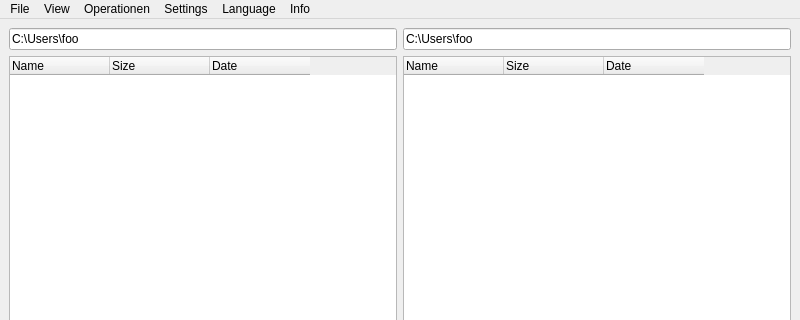
First picture: the form in mainwindow.ui, repository striezel/qt-commander, before the edit; both pictures show x 0 to 800 and y 0 to 320 of the 800 by 600 pixel window.
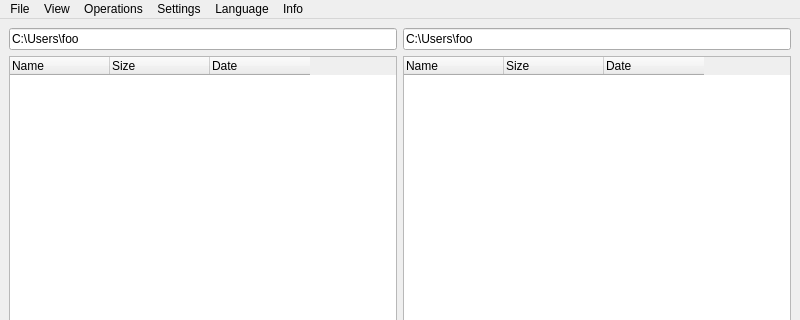
Second picture: the form after the edit. Icons and pictures are not drawn. Custom widgets are drawn as their Qt base class.

Diff of the .ui file:
```diff
--- a/mainwindow.ui
+++ b/mainwindow.ui
@@ -230,7 +230,7 @@
    </widget>
    <widget class="QMenu" name="menuOperations">
     <property name="title">
-     <string>Operationen</string>
+     <string>Operations</string>
     </property>
     <addaction name="actionCalculateChecksum"/>
     <addaction name="actionCompareDirectories"/>
```
